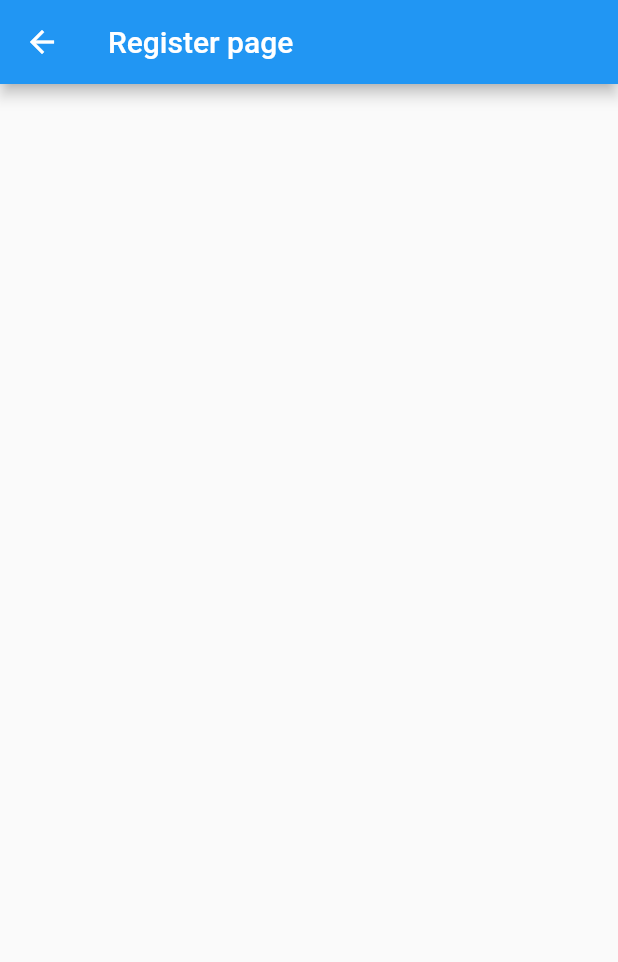
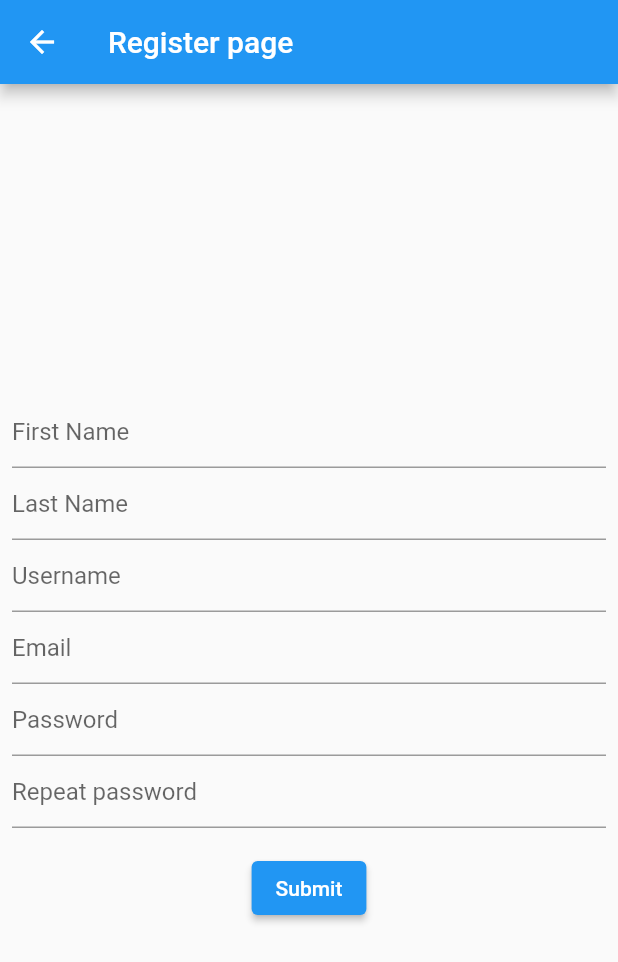
Before and after one commit to bogpie/online_banking_pini, a Flutter app: the screen it shows after launch, after a tap on "Register", on a phone screen of 412 x 824 dp. Shown: the top 962 px of the screen. Run offline on Flutter 3.47's test engine with Material 2 defaults, Android fonts, the phone set to English and light mode, and no system bars.

Commit message:
Added text fields and buttons

```diff
--- a/lib/pages/home_page.dart
+++ b/lib/pages/home_page.dart
@@ -18,13 +18,15 @@ class _LoginPageState extends State<HomePage> {
         child: Column(
           mainAxisAlignment: MainAxisAlignment.center,
           crossAxisAlignment: CrossAxisAlignment.center,
-
           children: [
             ElevatedButton(
               onPressed: () {
                 Navigator.pushNamed(context, '/register');
               },
               child: const Text('Register'),
+            ),
+            const SizedBox(
+              height: 16,
             ),
             ElevatedButton(
               onPressed: () {
--- a/lib/pages/register_page.dart
+++ b/lib/pages/register_page.dart
@@ -14,12 +14,42 @@ class _RegisterPageState extends State<RegisterPage> {
       appBar: AppBar(
         title: const Text('Register page'),
       ),
-      body: Center(
-        child: Column(
-          mainAxisAlignment: MainAxisAlignment.center,
-          crossAxisAlignment: CrossAxisAlignment.center,
-
-
+      body: Form(
+        child: Center(
+          child: Padding(
+            padding: const EdgeInsets.all(8.0),
+            child: Column(
+              mainAxisAlignment: MainAxisAlignment.center,
+              crossAxisAlignment: CrossAxisAlignment.center,
+              children: [
+                TextFormField(
+                  decoration: const InputDecoration(hintText: "First Name"),
+                ),
+                TextFormField(
+                  decoration: const InputDecoration(hintText: "Last Name"),
+                ),
+                TextFormField(
+                  decoration: const InputDecoration(hintText: "Username"),
+                ),
+                TextFormField(
+                  decoration: const InputDecoration(hintText: "Email"),
+                ),
+                TextFormField(
+                  decoration: const InputDecoration(hintText: "Password"),
+                  obscureText: true,
+                ),
+                TextFormField(
+                  decoration:
+                      const InputDecoration(hintText: "Repeat password"),
+                  obscureText: true,
+                ),
+                const SizedBox(
+                  height: 16,
+                ),
+                ElevatedButton(onPressed: () {}, child: const Text("Submit")),
+              ],
+            ),
+          ),
         ),
       ),
     );
```
Also changed, not shown: lib/pages/login_page.dart (+20 -4 lines).
